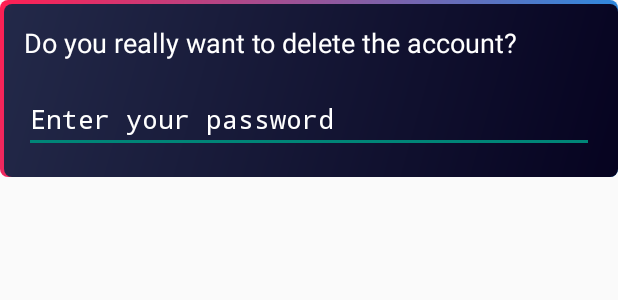
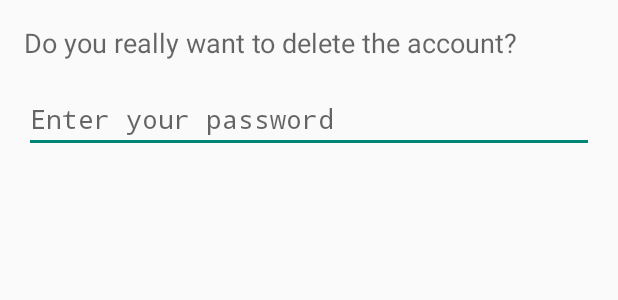
Before and after one commit to Rictrix10/Play2Plat_TPCM, an Android app built with Jetpack Compose: the layout dialog_confirm_delete.xml on its own in the app's theme, with its tools: preview values and no code run, on a phone screen of 412 x 824 dp. Shown: the top 300 px of the screen. Run offline under Robolectric (Android 15) with nearby library versions, the phone set to English and light mode, and no system bars; Roboto replaces fonts that are not available here.

Commit message:
ajuste da pagina confirm delete

```diff
--- a/app/src/main/res/layout/dialog_confirm_delete.xml
+++ b/app/src/main/res/layout/dialog_confirm_delete.xml
@@ -3,15 +3,13 @@
     android:layout_width="match_parent"
     android:layout_height="wrap_content"
     android:orientation="vertical"
-    android:padding="16dp"
-    android:background="@drawable/button_bd_3">
+    android:padding="16dp">
 
     <TextView
         android:layout_width="match_parent"
         android:layout_height="wrap_content"
         android:text="@string/delete_account"
-        android:textAppearance="?android:attr/textAppearanceMedium"
-        android:textColor="@color/WHITE"/>
+        android:textAppearance="?android:attr/textAppearanceMedium" />
 
     <EditText
         android:id="@+id/password_edit_text"
@@ -19,7 +17,5 @@
         android:layout_height="wrap_content"
         android:hint="@string/digite_pass"
         android:inputType="textPassword"
-        android:layout_marginTop="16dp"
-        android:textColor="@color/WHITE"
-        android:textColorHint="@color/WHITE"/>
+        android:layout_marginTop="16dp"/>
 </LinearLayout>
```
